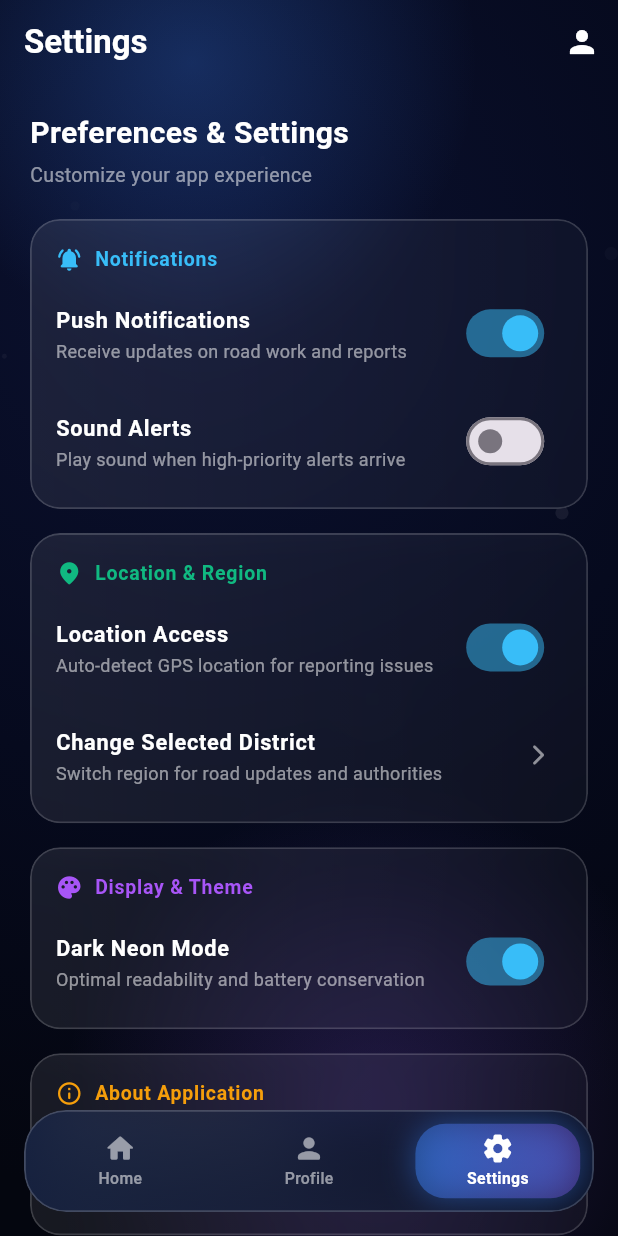
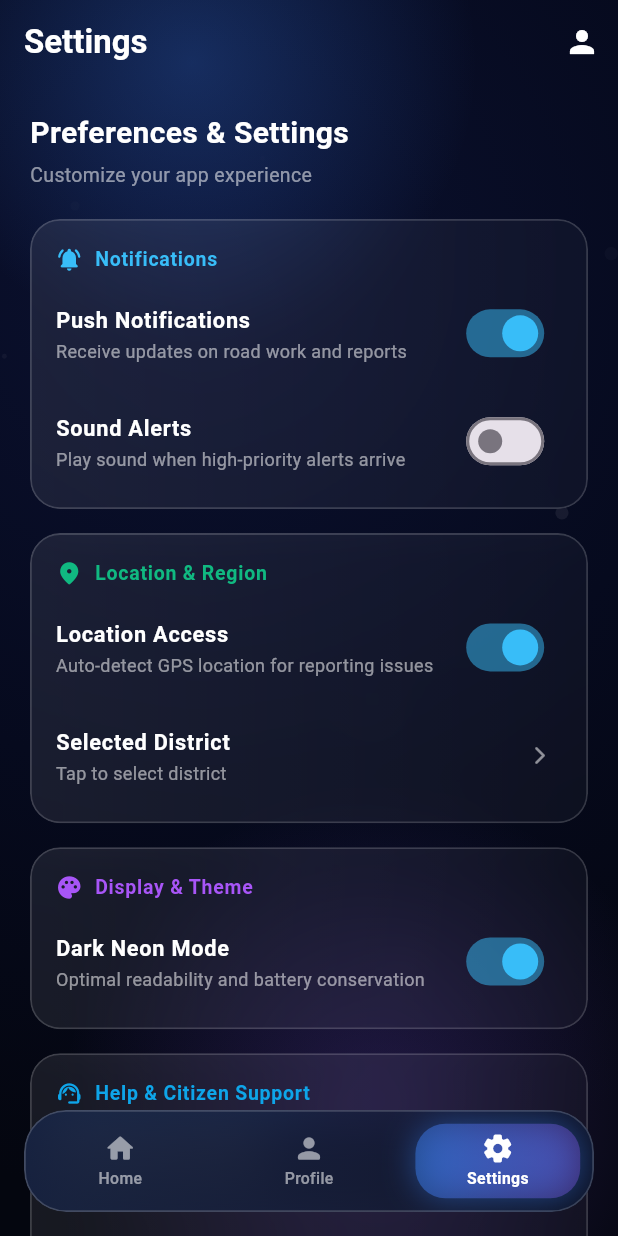
Before and after one commit to Savadanzir/pwd_works, a Flutter app: the UserHome screen opened directly, item 3 of the bottom bar chosen, on a phone screen of 412 x 824 dp. Run offline on Flutter 3.47's test engine with Material 3 defaults, Android fonts, the phone set to English and light mode, and no system bars; our stand-ins replace cloud_firestore, firebase_auth, firebase_core, firebase_storage, flutter_map, geocoding and 4 more; accounts and stored records are empty.

Commit message:
updated another

```diff
--- a/lib/user/screens/user_home.dart
+++ b/lib/user/screens/user_home.dart
@@ -10,6 +10,7 @@ import '../providers/user_provider.dart';
 import 'user_profile.dart';
 import '../../services/settings_service.dart';
 import '../../services/district_selection.dart';
+import '../../services/district_service.dart';
 import 'road_works.dart';
 import 'metro_updates.dart';
 import 'traffic_blocks.dart';
@@ -243,15 +244,40 @@ class _UserHomeState extends State<UserHome> with TickerProviderStateMixin {
               settings.setLocationTracking,
             ),
             ListTile(
-              title: const Text('Change Selected District',
+              title: const Text('Selected District',
                   style: TextStyle(color: Colors.white, fontSize: 14.5, fontWeight: FontWeight.w600)),
-              subtitle: const Text('Switch region for road updates and authorities',
-                  style: TextStyle(color: Colors.white54, fontSize: 12)),
-              trailing: const Icon(Icons.arrow_forward_ios_rounded, color: Colors.white54, size: 16),
-              onTap: () => Navigator.push(
-                context,
-                MaterialPageRoute(builder: (_) => const DistrictSelectionScreen()),
+              subtitle: Text(
+                DistrictService.current != null && DistrictService.current!.isNotEmpty
+                    ? '${DistrictService.current} District'
+                    : 'Tap to select district',
+                style: const TextStyle(color: Colors.white54, fontSize: 12),
               ),
+              trailing: Row(
+                mainAxisSize: MainAxisSize.min,
+                children: [
+                  if (DistrictService.current != null)
+                    Container(
+                      padding: const EdgeInsets.symmetric(horizontal: 8, vertical: 2),
+                      decoration: BoxDecoration(
+                        color: const Color(0xFF10B981).withOpacity(0.2),
+                        borderRadius: BorderRadius.circular(10),
+                      ),
+                      child: Text(
+                        DistrictService.current!,
+                        style: const TextStyle(color: Color(0xFF10B981), fontSize: 11, fontWeight: FontWeight.bold),
+                      ),
+                    ),
+                  const SizedBox(width: 4),
+                  const Icon(Icons.arrow_forward_ios_rounded, color: Colors.white54, size: 14),
+                ],
+              ),
+              onTap: () async {
+                await Navigator.push(
+                  context,
+                  MaterialPageRoute(builder: (_) => const DistrictSelection()),
+                );
+                setState(() {});
+              },
             ),
           ],
         ),
@@ -268,6 +294,38 @@ class _UserHomeState extends State<UserHome> with TickerProviderStateMixin {
               'Optimal readability and battery conservation',
               settings.darkMode,
               settings.setDarkMode,
+            ),
+          ],
+        ),
+
+        const SizedBox(height: 16),
+
+        _settingsCard(
+          title: 'Help & Citizen Support',
+          icon: Icons.support_agent_rounded,
+          color: const Color(0xFF0EA5E9),
+          children: [
+            ListTile(
+              title: const Text('Help Center & FAQs',
+                  style: TextStyle(color: Colors.white, fontSize: 14.5, fontWeight: FontWeight.w600)),
+              subtitle: const Text('Guides on reporting issues, tracking status, and SOS',
+                  style: TextStyle(color: Colors.white54, fontSize: 12)),
+              trailing: const Icon(Icons.arrow_forward_ios_rounded, color: Colors.white54, size: 14),
+              onTap: () => Navigator.push(
+                context,
+                MaterialPageRoute(builder: (_) => const HelpPage()),
+              ),
+            ),
+            ListTile(
+              title: const Text('File a Complaint / Feedback',
+                  style: TextStyle(color: Colors.white, fontSize: 14.5, fontWeight: FontWeight.w600)),
+              subtitle: const Text('Send grievances or questions to PWD officials',
+                  style: TextStyle(color: Colors.white54, fontSize: 12)),
+              trailing: const Icon(Icons.arrow_forward_ios_rounded, color: Colors.white54, size: 14),
+              onTap: () => Navigator.push(
+                context,
+                MaterialPageRoute(builder: (_) => const ComplaintsPage()),
+              ),
             ),
           ],
         ),
```
